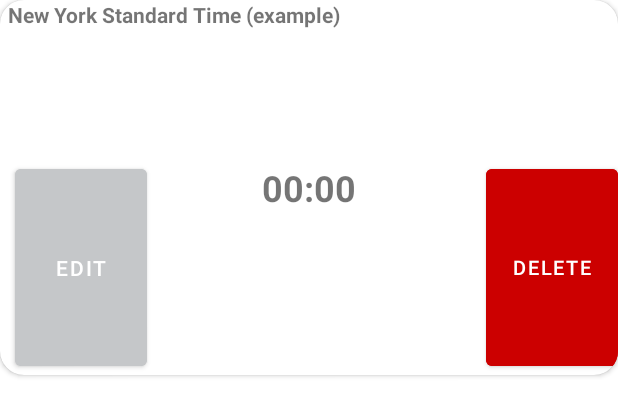
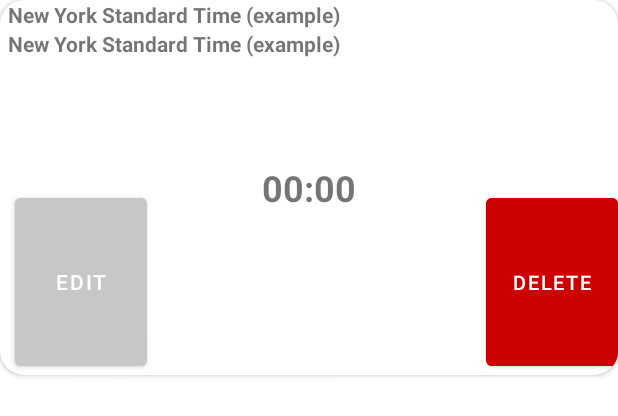
Before and after one commit to Noname3123/InTime, an Android app: the layout clock_data_card.xml on its own in the app's theme, with its tools: preview values and no code run, on a phone screen of 412 x 824 dp. Shown: the top 416 px of the screen. Run offline under Robolectric (Android 15) with nearby library versions, the phone set to English and light mode, and no system bars.

Commit message:
Added desugaring in build gradle so that new things (localTimeZone) can be used on older API. Implemented fully functional timezones in the clock tab.

```diff
--- a/app/build.gradle
+++ b/app/build.gradle
@@ -25,6 +25,7 @@ android {
     compileOptions {
         sourceCompatibility JavaVersion.VERSION_1_8
         targetCompatibility JavaVersion.VERSION_1_8
+        coreLibraryDesugaringEnabled true
     }
     buildFeatures {
         viewBinding true
@@ -53,5 +54,6 @@ dependencies {
     implementation 'com.google.code.gson:gson:2.8.7'
     implementation "androidx.fragment:fragment:1.5.7"
     androidTestImplementation  "androidx.fragment:fragment-testing:1.5.7"
+    coreLibraryDesugaring 'com.android.tools:desugar_jdk_libs:1.1.5'
 
 }
--- a/app/src/main/java/com/jakupovic/intime/ClockEditMenu/ClockEditActivity.java
+++ b/app/src/main/java/com/jakupovic/intime/ClockEditMenu/ClockEditActivity.java
@@ -99,7 +99,7 @@ public class ClockEditActivity extends AppCompatActivity {
      * */
     void populateWithData(){
         clockDescTextView.setText(recievedClock.location);
-        timeZoneSelector.setSelection(((ArrayAdapter)timeZoneSelector.getAdapter()).getPosition(recievedClock.timeZone));
+        timeZoneSelector.setText(recievedClock.timeZone);
     }
 
 
--- a/app/src/main/res/layout/activity_alarm_edit_settings.xml
+++ b/app/src/main/res/layout/activity_alarm_edit_settings.xml
@@ -122,8 +122,7 @@
             <Spinner
                 android:id="@+id/TimezoneSelector"
                 android:layout_width="wrap_content"
-                android:layout_height="48dp"
-                android:entries="@array/SpinnerTimezone" />
+                android:layout_height="48dp" />
 
             <View
                 android:id="@+id/divider4"
--- a/app/src/main/res/layout/alarm_data_card.xml
+++ b/app/src/main/res/layout/alarm_data_card.xml
@@ -62,7 +62,7 @@
 
             <TextView
                 android:id="@+id/alarmCardTimezoneTime"
-                android:layout_width="wrap_content"
+                android:layout_width="80sp"
                 android:layout_height="wrap_content"
 
                 android:layout_below="@id/AlarmCardTimezoneLocalTime"
@@ -71,9 +71,9 @@
                 android:layout_alignParentBottom="true"
                 android:layout_centerInParent="false"
                 android:layout_centerHorizontal="true"
-                android:text="@string/AlarmTime"
+                android:text="@string/AlarmTimezoneTime"
                 android:textAlignment="center"
-                android:textSize="24sp"
+                android:textSize="14sp"
                 android:textStyle="italic" />
 
             <ImageView
--- a/app/src/main/res/layout/clock_data_card.xml
+++ b/app/src/main/res/layout/clock_data_card.xml
@@ -17,7 +17,7 @@
                 android:id="@+id/buttonEdit"
                 android:layout_width="wrap_content"
                 android:layout_height="wrap_content"
-                android:layout_below="@id/AlarmCardTItle"
+                android:layout_below="@id/ClockCardTimezoneName"
                 android:layout_alignParentStart="true"
                 android:layout_alignParentBottom="true"
                 android:layout_marginStart="10dp"
@@ -29,8 +29,8 @@
                 android:id="@+id/buttonDelete"
                 android:layout_width="wrap_content"
                 android:layout_height="wrap_content"
-                android:layout_below="@id/AlarmCardTItle"
-                android:layout_alignEnd="@id/AlarmCardTItle"
+                android:layout_below="@id/ClockCardTimezoneName"
+                android:layout_alignEnd="@id/ClockCardTimezoneName"
                 android:layout_alignParentEnd="true"
                 android:layout_alignParentBottom="true"
                 android:layout_marginTop="87dp"
@@ -40,7 +40,19 @@
                 android:textSize="13sp" />
 
             <TextView
-                android:id="@+id/AlarmCardTItle"
+                android:id="@+id/ClockCardTimezoneName"
+                android:layout_width="wrap_content"
+                android:layout_height="wrap_content"
+                android:layout_below="@id/clockCardTitle"
+                android:layout_alignParentStart="true"
+                android:layout_alignParentTop="false"
+                android:layout_alignParentEnd="true"
+                android:layout_marginStart="5dp"
+                android:text="@string/ClockTimezoneName"
+                android:textStyle="bold" />
+
+            <TextView
+                android:id="@+id/clockCardTitle"
                 android:layout_width="wrap_content"
                 android:layout_height="wrap_content"
                 android:layout_alignParentStart="true"
```
Also changed, not shown: app/src/main/java/com/jakupovic/intime/alarmEditMenu/AlarmEditSettings.java (+27 -5 lines), app/src/main/java/com/jakupovic/intime/dataBase/Clock.java (+12 -0 lines), app/src/main/java/com/jakupovic/intime/fragments/ClockFragment.java (+65 -36 lines), app/src/main/java/com/jakupovic/intime/fragments/ClockLocalData.java (+13 -2 lines), app/src/main/java/com/jakupovic/intime/fragments/ClockViewModel.java (+89 -0 lines), app/src/main/java/com/jakupovic/intime/fragments/FragmentAlarm.java (+20 -2 lines), app/src/main/java/com/jakupovic/intime/fragments/FragmentAlarmViewModel.java (+28 -1 lines), app/src/main/res/values/strings.xml (+2 -8 lines).
